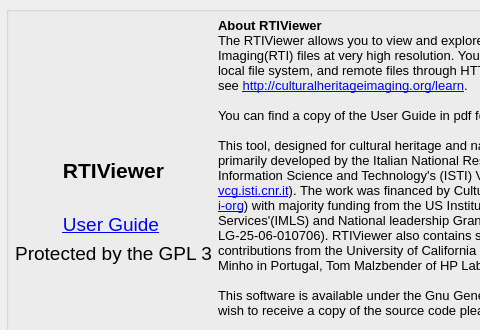
First picture: the form in components/RTIViewer/rtiviewer/src/about.ui, repository rti-capture/rti-chi, before the edit; both pictures show x 0 to 480 and y 0 to 330 of the 707 by 457 pixel window.
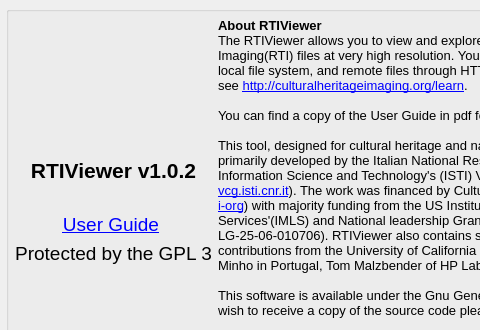
Second picture: the form after the edit. Icons and pictures are not drawn.

What changed in the file:
```diff
--- a/components/RTIViewer/rtiviewer/src/about.ui
+++ b/components/RTIViewer/rtiviewer/src/about.ui
@@ -97,8 +97,8 @@
            <string>&lt;!DOCTYPE HTML PUBLIC &quot;-//W3C//DTD HTML 4.0//EN&quot; &quot;http://www.w3.org/TR/REC-html40/strict.dtd&quot;&gt;
 &lt;html&gt;&lt;head&gt;&lt;meta name=&quot;qrichtext&quot; content=&quot;1&quot; /&gt;&lt;style type=&quot;text/css&quot;&gt;
 p, li { white-space: pre-wrap; }
-&lt;/style&gt;&lt;/head&gt;&lt;body style=&quot; font-family:'Lucida Grande'; font-size:13pt; font-weight:400; font-style:normal;&quot;&gt;
-&lt;p style=&quot; margin-top:0px; margin-bottom:0px; margin-left:0px; margin-right:0px; -qt-block-indent:0; text-indent:0px;&quot;&gt;&lt;span style=&quot; font-family:'MS Shell Dlg 2'; font-size:16pt; font-weight:600;&quot;&gt;RTIViewer&lt;/span&gt;&lt;/p&gt;&lt;/body&gt;&lt;/html&gt;</string>
+&lt;/style&gt;&lt;/head&gt;&lt;body style=&quot; font-family:'MS Shell Dlg 2'; font-size:8.25pt; font-weight:400; font-style:normal;&quot;&gt;
+&lt;p style=&quot; margin-top:0px; margin-bottom:0px; margin-left:0px; margin-right:0px; -qt-block-indent:0; text-indent:0px;&quot;&gt;&lt;span style=&quot; font-size:16pt; font-weight:600;&quot;&gt;RTIViewer v1.0.2&lt;/span&gt;&lt;/p&gt;&lt;/body&gt;&lt;/html&gt;</string>
           </property>
           <property name="alignment">
            <set>Qt::AlignCenter</set>
```
